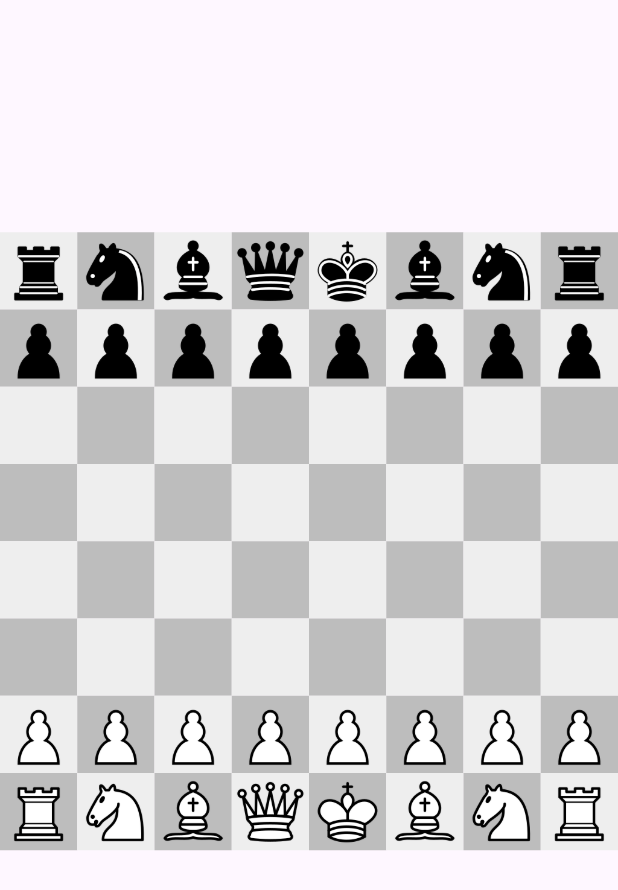
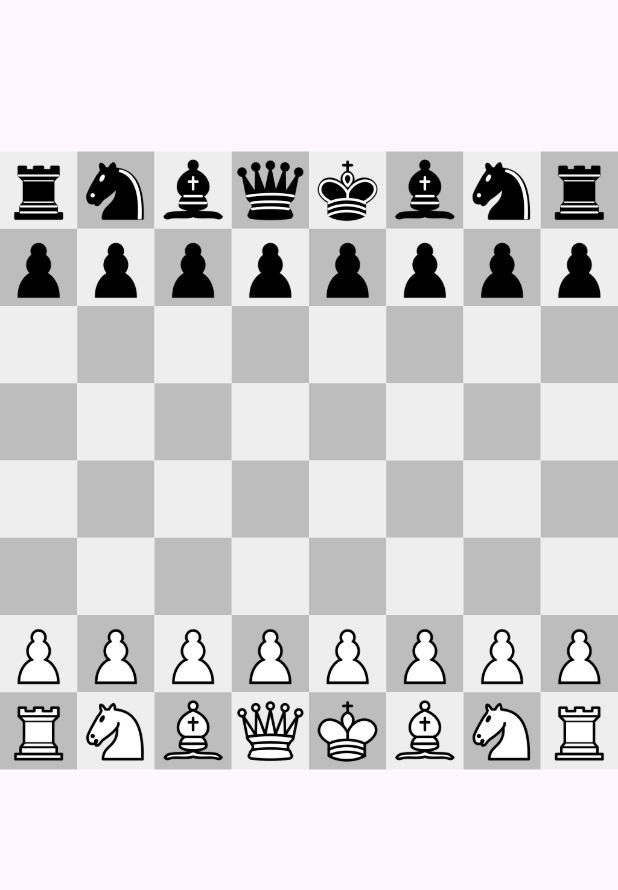
Before and after one commit to michaelandom/chess, a Flutter app: the screen it shows after launch, on a phone screen of 412 x 824 dp. Shown: the top 890 px of the screen. Run offline on Flutter 3.47's test engine with Material 3 defaults, Android fonts, the phone set to English and light mode, and no system bars.

Commit message:
window fix

```diff
--- a/lib/game-board.dart
+++ b/lib/game-board.dart
@@ -426,14 +426,17 @@ class _GameBoardState extends State<GameBoard> {
   @override
   Widget build(BuildContext context) {
     return Scaffold(
-      body: Center(
+      body: LayoutBuilder(
+        builder: (context, constraints) {
+          return Center(
             child: Container(
               constraints: const BoxConstraints(
                 maxWidth: 660,
               ),
               child: Column(
                  children: [
-              Expanded(
+                  SizedBox(
+                    height: 80,
                     child: GridView.builder(
                         itemCount: whitePiecesTaken.length,
                         gridDelegate: const SliverGridDelegateWithFixedCrossAxisCount(
@@ -442,15 +445,17 @@ class _GameBoardState extends State<GameBoard> {
                           return DeadPiece(
                             chessPiece: whitePiecesTaken[index],
                           );
-                      })),
+                        }),
+                  ),
                   Text(checkStatus ? "check!" : ""),
                   Expanded(
-                flex: 4,
+                    flex: 2,
                     child: GridView.builder(
                         itemCount: 8 * 8,
                         physics: const NeverScrollableScrollPhysics(),
                         gridDelegate: const SliverGridDelegateWithFixedCrossAxisCount(
                           crossAxisCount: 8,
+                            childAspectRatio: 1,
                         ),
                         itemBuilder: (context, index) {
                           int row = index ~/ 8;
@@ -471,7 +476,8 @@ class _GameBoardState extends State<GameBoard> {
                           );
                         }),
                   ),
-              Expanded(
+                  SizedBox(
+                    height: 80,
                     child: GridView.builder(
                         itemCount: blackPiecesTaken.length,
                         gridDelegate: const SliverGridDelegateWithFixedCrossAxisCount(
@@ -480,11 +486,14 @@ class _GameBoardState extends State<GameBoard> {
                           return DeadPiece(
                             chessPiece: blackPiecesTaken[index],
                           );
-                      })),
+                        }),
+                  ),
                 ],
-          ),
               ),
             ),
           );
         }
+      ),
+    );
   }
+}
```
Lines whose indentation alone changed are shown as unchanged.
